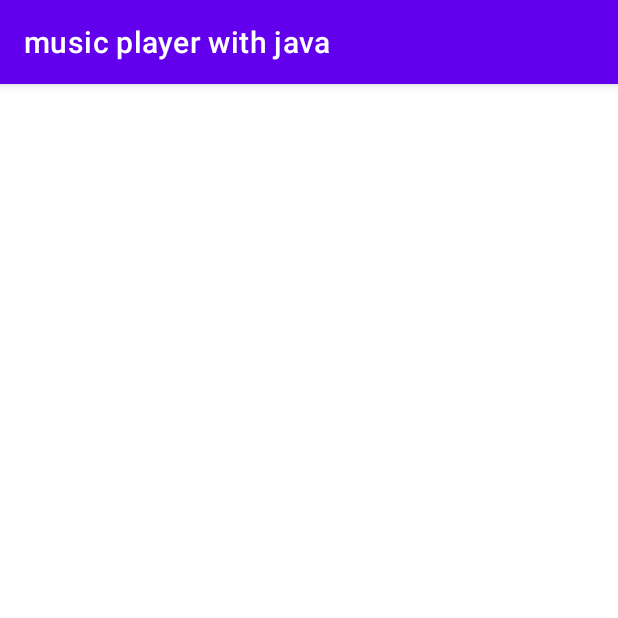
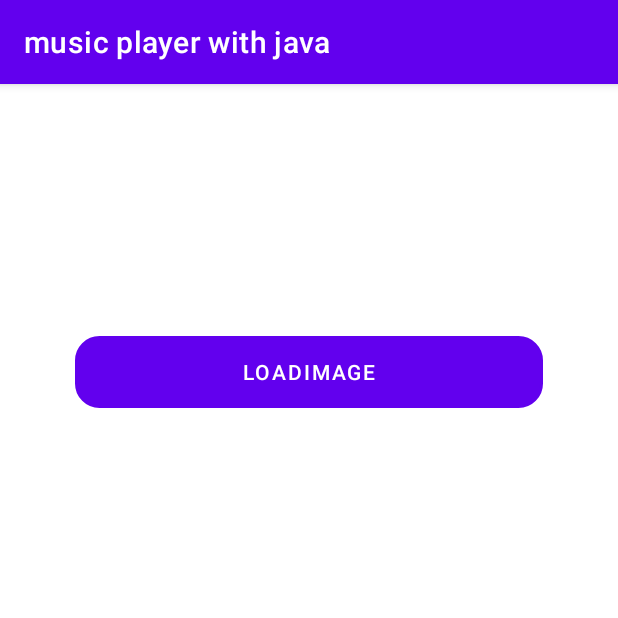
Before and after one commit to melkamu-zinabu/static-java-media-player, an Android app: the showimage screen opened directly, with no data from a screen before it, on a phone screen of 412 x 824 dp, the top half of it. Run offline under Robolectric (Android 15) with nearby library versions, the phone set to English and light mode, and no system bars.

Commit message:
java code finished

```diff
--- a/app/src/main/java/com/example/musicplayerwithjava/showimage.java
+++ b/app/src/main/java/com/example/musicplayerwithjava/showimage.java
@@ -3,12 +3,28 @@ package com.example.musicplayerwithjava;
 import androidx.appcompat.app.AppCompatActivity;
 
 import android.os.Bundle;
+import android.view.View;
+import android.widget.Button;
+import android.widget.ImageView;
 
 public class showimage extends AppCompatActivity {
-
+    ImageView imageView;
+    Button button;
     @Override
     protected void onCreate(Bundle savedInstanceState) {
         super.onCreate(savedInstanceState);
         setContentView(R.layout.activity_showimage);
+        button=findViewById(R.id.buttonimage);
+        imageView=findViewById(R.id.imageView);
+        button.setOnClickListener(new View.OnClickListener() {
+            @Override
+            public void onClick(View view) {
+                imageView.setImageResource(R.mipmap.icon);
+                // imageView.setImageURI(Uri.parse(R.drawable.church.));
+
+
+            }
+        });
+
     }
 }
--- /dev/null
+++ b/app/src/main/res/drawable/ic_baseline_pause_circle_24.xml
@@ -0,0 +1,5 @@
+<vector android:height="24dp" android:tint="#000000"
+    android:viewportHeight="24" android:viewportWidth="24"
+    android:width="24dp" xmlns:android="http://schemas.android.com/apk/res/android">
+    <path android:fillColor="@android:color/white" android:pathData="M12,2C6.48,2 2,6.48 2,12s4.48,10 10,10s10,-4.48 10,-10S17.52,2 12,2zM11,16H9V8h2V16zM15,16h-2V8h2V16z"/>
+</vector>
--- a/app/src/main/res/layout/activity_showimage.xml
+++ b/app/src/main/res/layout/activity_showimage.xml
@@ -5,5 +5,31 @@
     android:layout_width="match_parent"
     android:layout_height="match_parent"
     tools:context=".showimage">
+    <Button
+        android:id="@+id/buttonimage"
+        android:layout_width="match_parent"
+        android:layout_height="wrap_content"
+        android:layout_marginLeft="50dp"
+        android:layout_marginRight="50dp"
+        android:text="loadimage"
+        android:textColor="@color/white"
+        android:background="@drawable/inbut_bg"
+        app:layout_constraintBottom_toTopOf="@+id/imageView"
+        app:layout_constraintEnd_toEndOf="parent"
+        app:layout_constraintStart_toStartOf="parent"
+        app:layout_constraintTop_toTopOf="parent" />
+
+    <ImageView
+        android:id="@+id/imageView"
+        android:layout_width="match_parent"
+        android:layout_height="wrap_content"
+        android:layout_marginLeft="50dp"
+        android:layout_marginRight="50dp"
+        app:layout_constraintBottom_toBottomOf="parent"
+        app:layout_constraintEnd_toEndOf="parent"
+        app:layout_constraintHorizontal_bias="0.838"
+        app:layout_constraintStart_toStartOf="parent"
+        app:layout_constraintTop_toTopOf="parent"
+        tools:srcCompat="@tools:sample/avatars" />
 
 </androidx.constraintlayout.widget.ConstraintLayout>
```
Also changed, not shown: app/src/main/java/com/example/musicplayerwithjava/AudioActivity.java (+32 -0 lines), app/src/main/java/com/example/musicplayerwithjava/ManuActivity.java (+25 -0 lines), app/src/main/java/com/example/musicplayerwithjava/video.java (+16 -1 lines), app/src/main/res/mipmap-xxhdpi/icon.png (added), 2 other files.
